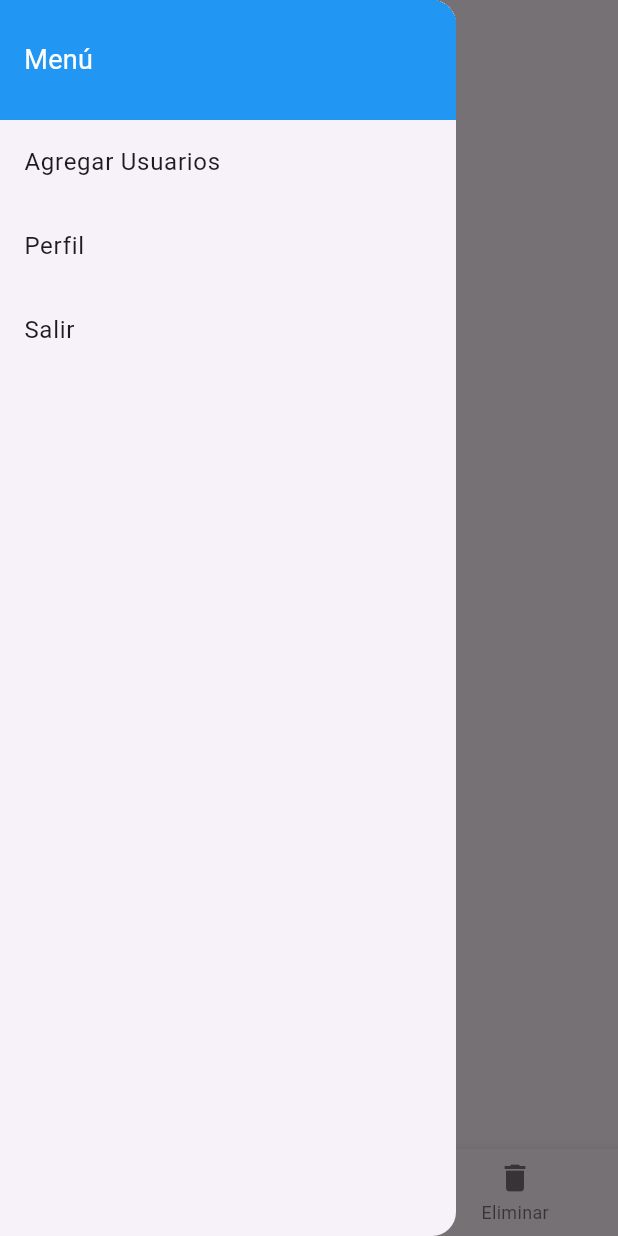
After one commit to diegolopez12/MyGymApp, a Flutter app: the HomeAdminScreen screen opened directly, after a tap on the "menu" icon, on a phone screen of 412 x 824 dp. The commit adds this screen. Run offline on Flutter 3.47's test engine with Material 3 defaults, Android fonts, the phone set to English and light mode, and no system bars.

Commit message:
Pantallas de home de user y admin

```diff
--- /dev/null
+++ b/lib/presentation/screens/home_admin_screen.dart
@@ -0,0 +1,152 @@
+import 'package:flutter/material.dart';
+
+class HomeAdminScreen extends StatefulWidget {
+  const HomeAdminScreen({super.key});
+
+  @override
+  _HomeAdminScreenState createState() => _HomeAdminScreenState();
+}
+
+class _HomeAdminScreenState extends State<HomeAdminScreen> {
+  int _selectedIndex = 0;
+
+  void _onItemTapped(int index) {
+    setState(() {
+      _selectedIndex = index;
+      // Aquí puedes agregar la lógica para cada acción
+      switch (index) {
+        case 0:
+          // Lógica para agregar un curso
+          break;
+        case 1:
+          // Lógica para modificar un curso
+          break;
+        case 2:
+          // Lógica para eliminar un curso
+          break;
+      }
+    });
+  }
+
+  @override
+  Widget build(BuildContext context) {
+    return Scaffold(
+      appBar: AppBar(
+        title: const Text('My Gym App'),
+        leading: Builder(
+          builder: (context) => IconButton(
+            icon: const Icon(Icons.menu),
+            onPressed: () {
+              Scaffold.of(context).openDrawer();
+            },
+          ),
+        ),
+      ),
+      drawer: Drawer(
+        child: ListView(
+          padding: EdgeInsets.zero,
+          children: <Widget>[
+            Container(
+              height: 80, // Cambia la altura del encabezado aquí
+              padding: const EdgeInsets.all(16.0),
+              decoration: const BoxDecoration(
+                color: Colors.blue,
+              ),
+              child: const Align(
+                alignment: Alignment.centerLeft,
+                child: Text(
+                  'Menú',
+                  style: TextStyle(
+                    fontSize: 18, // Cambia el tamaño de la fuente aquí
+                    color: Colors.white,
+                  ),
+                ),
+              ),
+            ),
+            ListTile(
+              title: const Text('Agregar Usuarios'),
+              onTap: () {
+                // Acción para agregar usuarios
+                Navigator.of(context).pop(); // Cierra el drawer
+                // Aquí puedes añadir la lógica para navegar a la pantalla de agregar usuarios
+              },
+            ),
+            ListTile(
+              title: const Text('Perfil'),
+              onTap: () {
+                // Acción para ir al perfil
+                Navigator.of(context).pop(); // Cierra el drawer
+                // Aquí puedes añadir la lógica para navegar al perfil
+              },
+            ),
+            ListTile(
+              title: const Text('Salir'),
+              onTap: () {
+                // Acción para salir
+                Navigator.of(context).pop(); // Cierra el drawer
+                // Aquí puedes añadir la lógica para salir
+              },
+            ),
+          ],
+        ),
+      ),
+      body: Padding(
+        padding: const EdgeInsets.all(16.0),
+        child: Column(
+          crossAxisAlignment: CrossAxisAlignment.start,
+          children: <Widget>[
+            const Text(
+              'Cursos Disponibles',
+              style: TextStyle(
+                fontSize: 24,
+                fontWeight: FontWeight.bold,
+              ),
+            ),
+            const SizedBox(height: 16),
+            Expanded(
+              child: _buildCourseList(),
+            ),
+          ],
+        ),
+      ),
+      bottomNavigationBar: BottomNavigationBar(
+        items: const <BottomNavigationBarItem>[
+          BottomNavigationBarItem(
+            icon: Icon(Icons.add),
+            label: 'Agregar',
+          ),
+          BottomNavigationBarItem(
+            icon: Icon(Icons.edit),
+            label: 'Modificar',
+          ),
+          BottomNavigationBarItem(
+            icon: Icon(Icons.delete),
+            label: 'Eliminar',
+          ),
+        ],
+        currentIndex: _selectedIndex,
+        selectedItemColor: Colors.blue,
+        onTap: _onItemTapped,
+      ),
+    );
+  }
+
+  Widget _buildCourseList() {
+    // Aquí deberías reemplazar esta lista de ejemplo con la llamada a tu base de datos
+    List<String> courses = [
+      'Curso de Yoga',
+      'Entrenamiento de Fuerza',
+      'Pilates',
+      'Zumba'
+    ];
+
+    return ListView.builder(
+      itemCount: courses.length,
+      itemBuilder: (context, index) {
+        return ListTile(
+          title: Text(courses[index]),
+        );
+      },
+    );
+  }
+}
--- a/lib/presentation/widgets/list_menu_widget.dart
+++ b/lib/presentation/widgets/list_menu_widget.dart
@@ -1,5 +1,4 @@
 import 'package:flutter/material.dart';
-
 import 'package:mygym_app/config/menu_principal.dart';
 
 class ListMenuWidget extends StatelessWidget {
```
Also changed, not shown: lib/presentation/screens/home_user_screen.dart (added, +105 -0 lines), lib/presentation/screens/login_screen.dart (+18 -11 lines).
